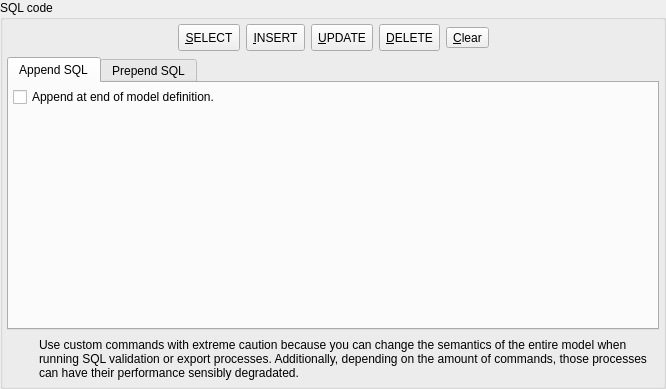
The window that libs/libgui/ui/widgets/customsqlwidget.ui (pgmodeler/pgmodeler) describes before a commit, drawn with Qt 5.
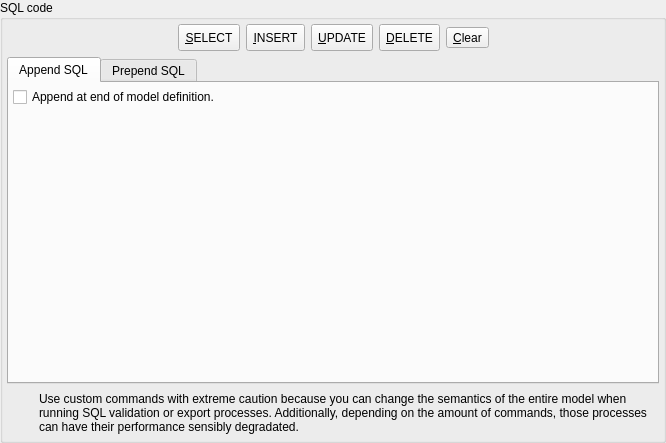
The same window after the commit. Icons and pictures are not drawn.

```diff
--- a/libs/libgui/ui/widgets/customsqlwidget.ui
+++ b/libs/libgui/ui/widgets/customsqlwidget.ui
@@ -7,7 +7,7 @@
     <x>0</x>
     <y>0</y>
     <width>666</width>
-    <height>389</height>
+    <height>443</height>
    </rect>
   </property>
   <property name="sizePolicy">
```
Left out of the diff: 14 changed lines with no effect on the pictures.
